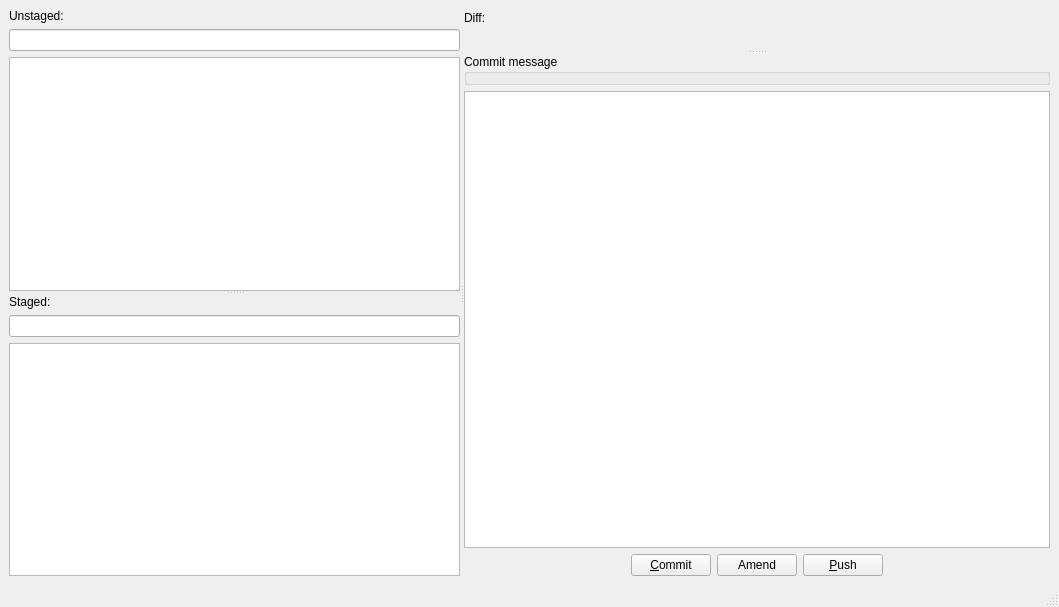
Old version of the form qgitc/commitwindow.ui in the repository timxx/qgitc.
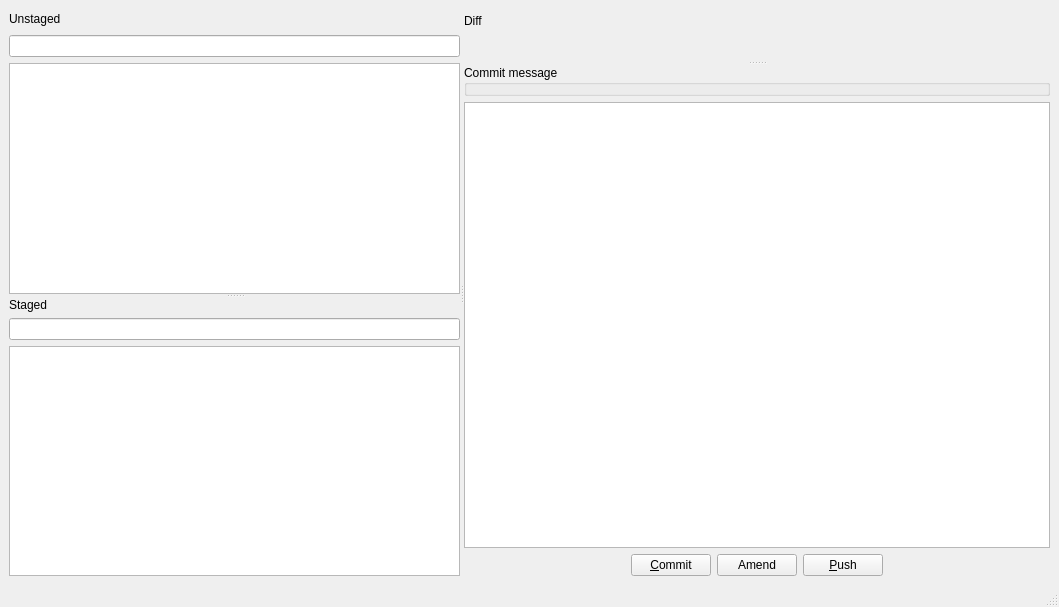
New version of the form. Custom widgets are drawn as their Qt base class.

What changed in the file:
```diff
--- a/qgitc/commitwindow.ui
+++ b/qgitc/commitwindow.ui
@@ -31,13 +31,26 @@
            <item>
             <widget class="QLabel" name="label_3">
              <property name="text">
-              <string>Unstaged:</string>
+              <string>Unstaged</string>
              </property>
             </widget>
            </item>
            <item>
             <widget class="QtWaitingSpinner" name="spinnerUnstaged" native="true"/>
            </item>
+           <item>
+            <spacer name="horizontalSpacer_3">
+             <property name="orientation">
+              <enum>Qt::Orientation::Horizontal</enum>
+             </property>
+             <property name="sizeHint" stdset="0">
+              <size>
+               <width>40</width>
+               <height>20</height>
+              </size>
+             </property>
+            </spacer>
+           </item>
           </layout>
          </item>
          <item>
@@ -53,7 +66,7 @@
          <item>
           <widget class="QLabel" name="label">
            <property name="text">
-            <string>Staged:</string>
+            <string>Staged</string>
            </property>
           </widget>
          </item>
@@ -77,13 +90,26 @@
            <item>
             <widget class="QLabel" name="label_2">
              <property name="text">
-              <string>Diff:</string>
+              <string>Diff</string>
              </property>
             </widget>
            </item>
            <item>
             <widget class="QtWaitingSpinner" name="spinnerDiff" native="true"/>
            </item>
+           <item>
+            <spacer name="horizontalSpacer_4">
+             <property name="orientation">
+              <enum>Qt::Orientation::Horizontal</enum>
+             </property>
+             <property name="sizeHint" stdset="0">
+              <size>
+               <width>40</width>
+               <height>20</height>
+              </size>
+             </property>
+            </spacer>
+           </item>
           </layout>
          </item>
          <item>
```
Left out of the diff: 2 changed lines with no effect on the pictures.
